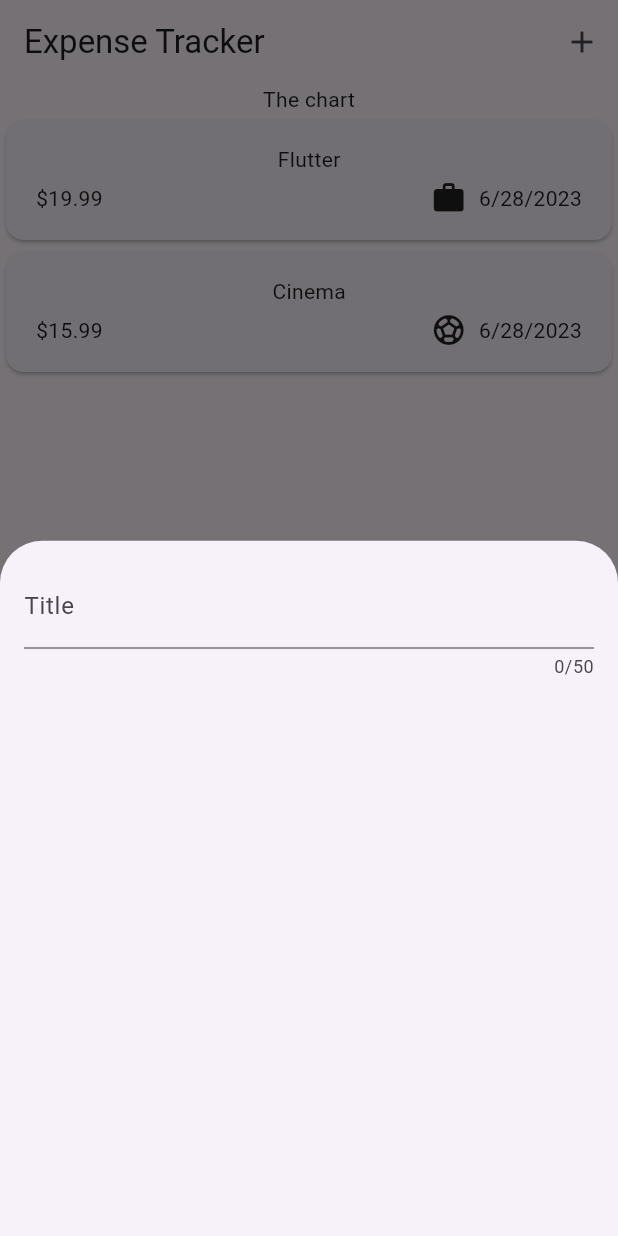
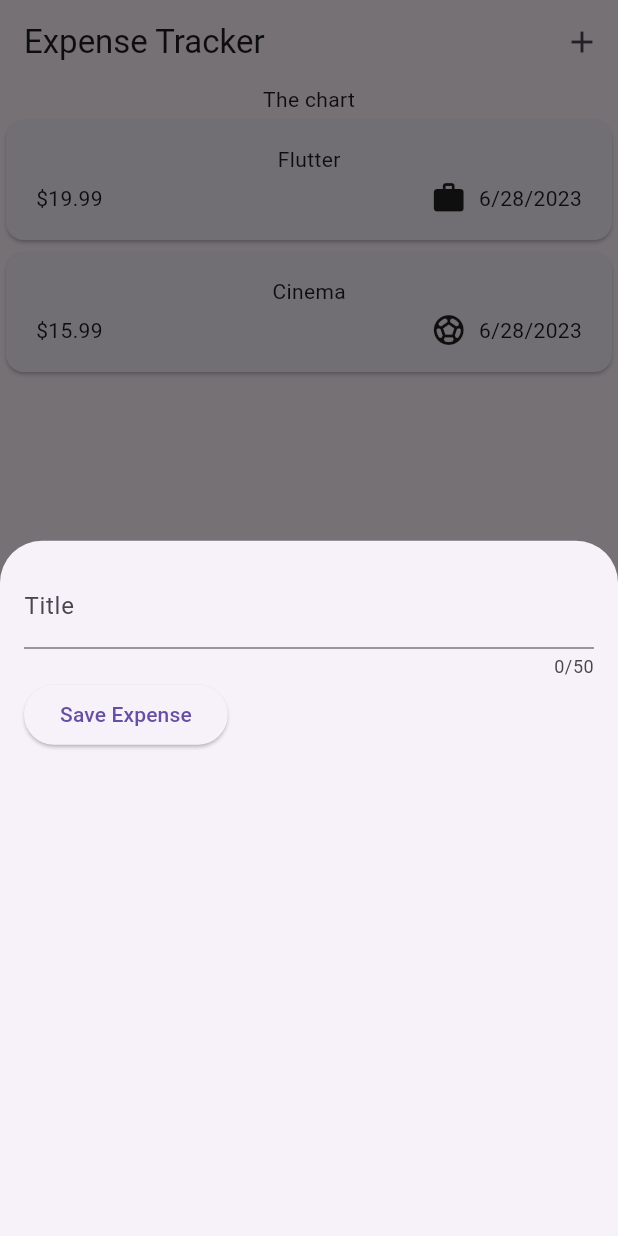
Before and after one commit to tejaslolage07/Learning-Flutter-Expense-Tracker-App, a Flutter app: the screen it shows after launch, after a tap on the "add" icon, on a phone screen of 412 x 824 dp. Run offline on Flutter 3.47's test engine with Material 2 defaults, Android fonts, the phone set to English and light mode, and no system bars.

Commit message:
Added text controller

```diff
--- a/expense_tracker/lib/widgets/new_expense.dart
+++ b/expense_tracker/lib/widgets/new_expense.dart
@@ -11,17 +11,35 @@ class NewExpense extends StatefulWidget {
 }
 
 class _NewExpenseState extends State<NewExpense> {
+  final _titleController =
+      TextEditingController(); // This controller is optimized by Flutter to
+  // handle user text input. We have to dispose it when we are done or else it
+  // lives on in memory and causes overflows.
+
+  @override
+  void dispose() {
+    _titleController.dispose();
+    super.dispose();
+  }
+
   @override
   Widget build(BuildContext context) {
-    return const Padding(
-      padding: EdgeInsets.all(16),
+    return Padding(
+      padding: const EdgeInsets.all(16),
       child: Column(children: [
         TextField(
+          controller: _titleController,
           maxLength: 50,
           keyboardType: TextInputType.text,
-          decoration: InputDecoration(labelText: 'Title'),
-          // onSubmitted: (value) => print(value),
+          decoration: const InputDecoration(labelText: 'Title'),
         ),
+        Row(
+          children: [
+            ElevatedButton(onPressed: () {
+
+            }, child: const Text('Save Expense'))
+          ],
+        )
       ]),
     );
   }
```
